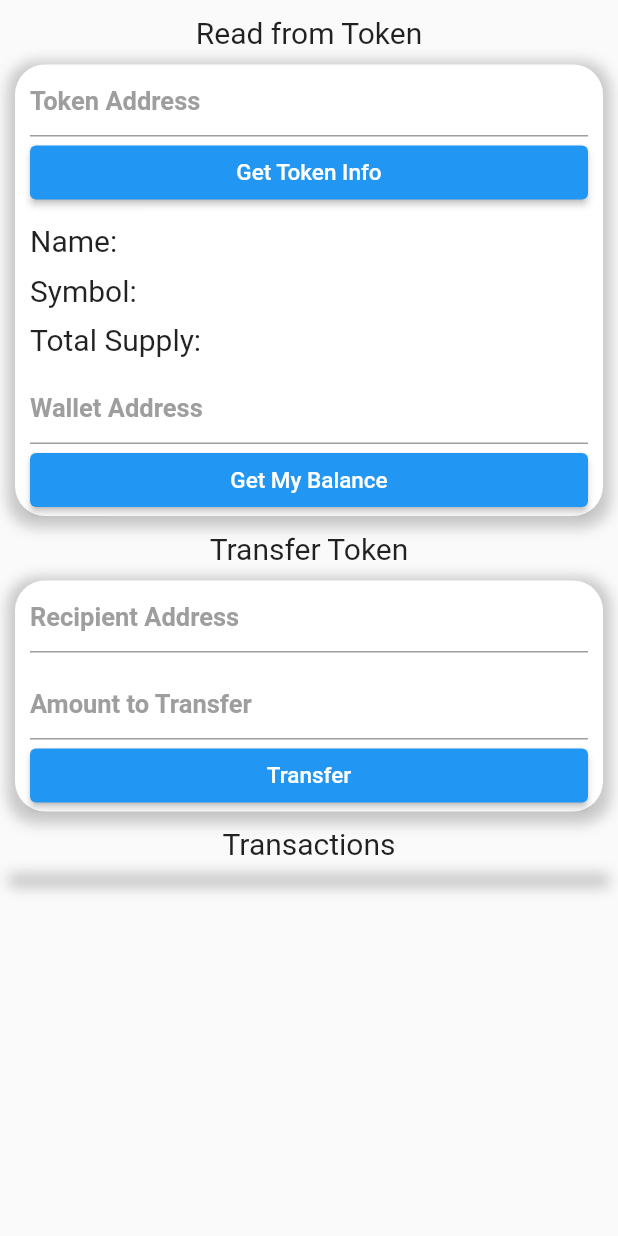
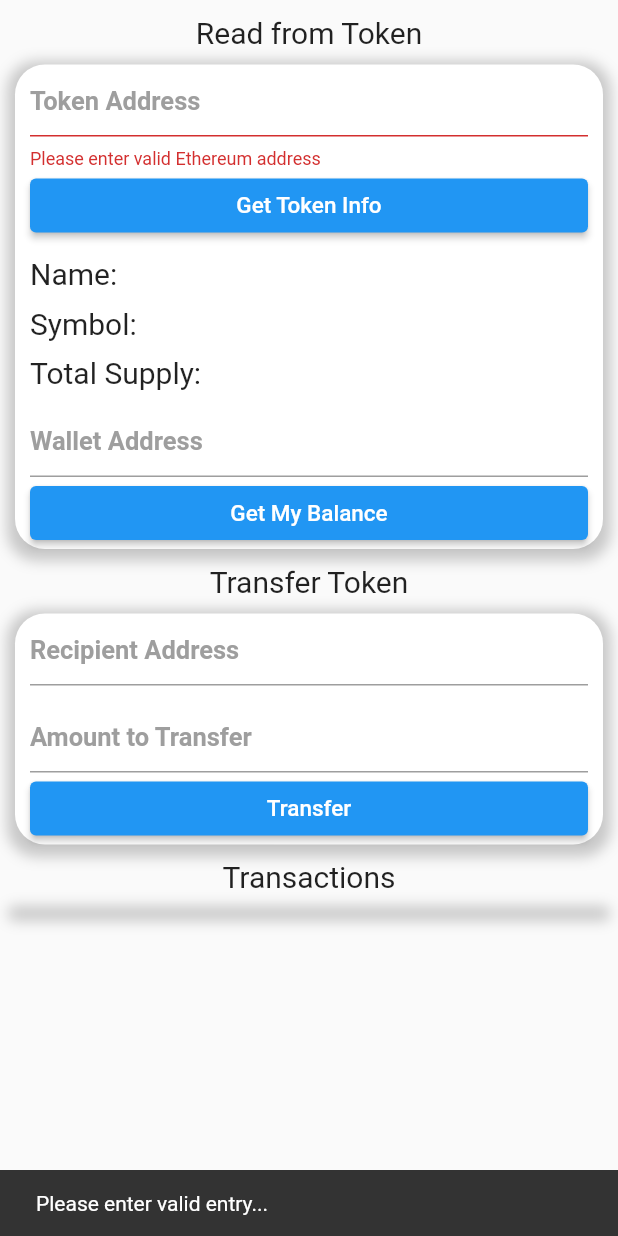
Before and after one commit to MrBuluc/Ultimate-Token, a Flutter app: the screen it shows after launch, after a tap on "Get Token Info", on a phone screen of 412 x 824 dp. Run offline on Flutter 3.47's test engine with Material 2 defaults, Android fonts, the phone set to English and light mode, and no system bars; our stand-ins replace flutter_dotenv, flutter_easyloading, get_it; missing offline and left inert: web3dart; Roboto replaces fonts that are missing (Catamaran).

Commit message:
completed get token info

```diff
--- a/lib/locator.dart
+++ b/lib/locator.dart
@@ -1,8 +1,10 @@
 import 'package:get_it/get_it.dart';
 import 'package:ultimate_token/repository/user_repository.dart';
+import 'package:ultimate_token/services/token_service.dart';
 
 GetIt locator = GetIt.I;
 
 void setupLocator() {
   locator.registerLazySingleton(() => UserRepository());
+  locator.registerLazySingleton(() => TokenService());
 }
--- a/lib/main.dart
+++ b/lib/main.dart
@@ -1,5 +1,6 @@
 import 'package:flutter/material.dart';
 import 'package:flutter_dotenv/flutter_dotenv.dart';
+import 'package:flutter_easyloading/flutter_easyloading.dart';
 import 'package:provider/provider.dart';
 import 'package:ultimate_token/locator.dart';
 import 'package:ultimate_token/ui/token_page.dart';
@@ -9,6 +10,21 @@ Future main() async {
   setupLocator();
   await dotenv.load(fileName: "assets/.env");
   runApp(const MyApp());
+  configLoading();
+}
+
+void configLoading() {
+  EasyLoading.instance
+    ..indicatorType = EasyLoadingIndicatorType.cubeGrid
+    ..loadingStyle = EasyLoadingStyle.dark
+    ..indicatorSize = 45
+    ..radius = 10
+    ..progressColor = Colors.yellow
+    ..backgroundColor = Colors.green
+    ..indicatorColor = Colors.orange
+    ..textColor = Colors.red
+    ..userInteractions = true
+    ..dismissOnTap = false;
 }
 
 class MyApp extends StatelessWidget {
@@ -25,6 +41,7 @@ class MyApp extends StatelessWidget {
           primarySwatch: Colors.blue,
         ),
         home: const TokenPage(),
+        builder: EasyLoading.init(),
       ),
     );
   }
--- a/lib/ui/token_page.dart
+++ b/lib/ui/token_page.dart
@@ -1,7 +1,10 @@
 import 'dart:math' as math;
 
 import 'package:flutter/material.dart';
+import 'package:flutter_easyloading/flutter_easyloading.dart';
+import 'package:provider/provider.dart';
 import 'package:ultimate_token/model/transaction.dart';
+import 'package:ultimate_token/viewmodel/user_model.dart';
 
 class TokenPage extends StatefulWidget {
   const TokenPage({Key? key}) : super(key: key);
@@ -37,6 +40,8 @@ class _TokenPageState extends State<TokenPage> {
 
   late Size size;
 
+  bool isProgress = false;
+
   @override
   Widget build(BuildContext context) {
     size = MediaQuery.of(context).size;
@@ -56,7 +61,7 @@ class _TokenPageState extends State<TokenPage> {
                   buildContainer(tokenAddressFormKey, [
                     buildTextFormField(
                         tokenAddressCnt, "Token Address", checkAddress),
-                    buildButton("Get Token Info"),
+                    buildButton("Get Token Info", getTokenInfo),
                     buildInfoText("Name: ", name),
                     buildInfoText("Symbol: ", symbol),
                     buildInfoText("Total Supply: ", totalSupply),
@@ -68,7 +73,7 @@ class _TokenPageState extends State<TokenPage> {
                             walletAddressCnt, "Wallet Address", checkAddress),
                       ),
                     ),
-                    buildButton("Get My Balance")
+                    buildButton("Get My Balance", () async {})
                   ]),
                   const Text(
                     "Transfer Token",
@@ -82,7 +87,7 @@ class _TokenPageState extends State<TokenPage> {
                       child: buildTextFormField(
                           amountCnt, "Amount to Transfer", checkAmount),
                     ),
-                    buildButton("Transfer")
+                    buildButton("Transfer", () async {})
                   ]),
                   const Text(
                     "Transactions",
@@ -188,18 +193,66 @@ class _TokenPageState extends State<TokenPage> {
     return null;
   }
 
-  Widget buildButton(String text) => ElevatedButton(
+  Widget buildButton(String text, Future Function() onPressed) =>
+      ElevatedButton(
+        onPressed: onPressed,
         child: Row(
           mainAxisAlignment: MainAxisAlignment.center,
           children: [
-            Text(
-              text,
-              style: const TextStyle(fontSize: 15),
-            ),
+            !isProgress
+                ? Text(
+                    text,
+                    style: const TextStyle(fontSize: 15),
+                  )
+                : const Icon(Icons.lock)
           ],
         ),
-        onPressed: () {},
       );
+
+  Future getTokenInfo() async {
+    if (!isProgress) {
+      setState(() {
+        isProgress = true;
+      });
+      await EasyLoading.show(status: "Loading...");
+
+      if (tokenAddressFormKey.currentState!.validate()) {
+        try {
+          Map<String, String> tokenInfo =
+              await Provider.of<UserModel>(context, listen: false)
+                  .getTokenInfo(tokenAddressCnt.text);
+          setState(() {
+            name = tokenInfo["name"]!;
+            symbol = tokenInfo["symbol"]!;
+            totalSupply = tokenInfo["totalSupply"]!;
+
+            isProgress = false;
+          });
+          await EasyLoading.dismiss();
+        } catch (e) {
+          EasyLoading.showError("Failed to get token info");
+
+          setState(() {
+            isProgress = false;
+          });
+        }
+      } else {
+        showSnackBar();
+
+        setState(() {
+          isProgress = false;
+        });
+
+        EasyLoading.dismiss();
+      }
+    }
+  }
+
+  showSnackBar() {
+    ScaffoldMessenger.of(context).showSnackBar(const SnackBar(
+        content: Text("Please enter valid entry..."),
+        duration: Duration(seconds: 2)));
+  }
 
   Widget buildInfoText(String infoName, String info) => Padding(
         padding: const EdgeInsets.only(top: 10),
--- a/pubspec.yaml
+++ b/pubspec.yaml
@@ -34,11 +34,15 @@ dependencies:
   get_it: 7.2.0
   flutter_dotenv: 5.0.2
   provider: 5.0.0
+  http: 0.13.5
+  web3dart: 2.4.1
+  url_launcher: 6.1.6
 
 
   # The following adds the Cupertino Icons font to your application.
   # Use with the CupertinoIcons class for iOS style icons.
   cupertino_icons: ^1.0.2
+  flutter_easyloading: 3.0.5
 
 dev_dependencies:
   flutter_test:
```
Also changed, not shown: assets/ultimate_token_abi.json (added, +133 -0 lines), lib/repository/user_repository.dart (+20 -1 lines), lib/services/token_service.dart (added, +44 -0 lines), lib/viewmodel/user_model.dart (+13 -0 lines), pubspec.lock, 1 other file.
